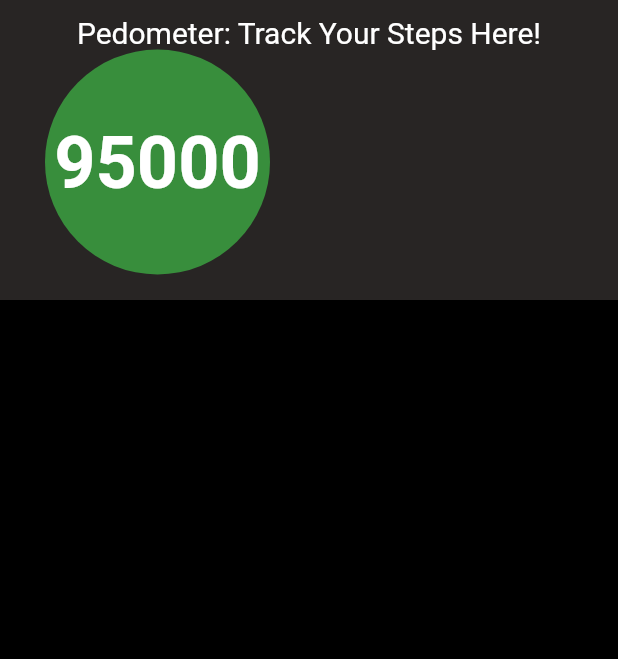
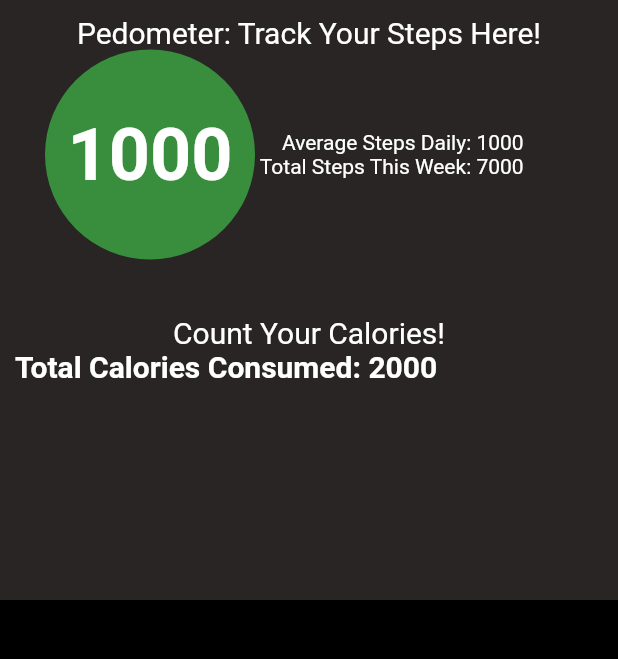
Before and after one commit to robharper00/SE300_DARM, a Flutter app: the screen it shows after launch, on a phone screen of 412 x 824 dp, the part 183-842 px from its top. Run offline on Flutter 3.47's test engine with Material 2 defaults, Android fonts, the phone set to English and light mode, and no system bars.

Commit message:
updating menu

```diff
--- a/lib/main.dart
+++ b/lib/main.dart
@@ -63,9 +63,9 @@ class _MyAppState extends State<MyApp> {
                           padding: EdgeInsets.all(10),
                         ),
                         CircleAvatar(
-                          radius: 75,
+                          radius: 70,
                           child: Text(
-                            '95000',
+                            '1000',
                             textAlign: TextAlign.center,
                             style: TextStyle(
                               fontSize: 48,
@@ -74,11 +74,60 @@ class _MyAppState extends State<MyApp> {
                             ),
                           ),
                         ),
+                        Column(
+                          children: <Widget>[
+                            Text(
+                              'Average Steps Daily: 1000\n Total Steps This Week: 7000',
+                              textAlign: TextAlign.end,
+                              style: TextStyle(
+                                color: Colors.white,
+                                fontSize: 14,
+                              ),
+                            ),
+                          ],
+                        )
                       ],
                     ),
                   ],
                 ),
               ),
+              Container(
+                padding: EdgeInsets.all(10),
+                height: 200,
+                width: double.infinity,
+                color: Color.fromARGB(255, 40, 37, 36),
+                child: Column(
+                  children: [
+                    Text(
+                      'Count Your Calories!',
+                      textAlign: TextAlign.center,
+                      style: TextStyle(
+                        fontSize: 20,
+                        color: Colors.white,
+                      ),
+                    ),
+                    Row(
+                      children: [
+                        Row(
+                          mainAxisAlignment: MainAxisAlignment.start,
+                          crossAxisAlignment: CrossAxisAlignment.center,
+                          children: [
+                            Text(
+                              'Total Calories Consumed: 2000',
+                              textAlign: TextAlign.center,
+                              style: TextStyle(
+                                fontSize: 20,
+                                color: Colors.white,
+                                fontWeight: FontWeight.bold,
+                              ),
+                            ),
+                          ],
+                        ),
+                      ],
+                    ),
+                  ],
+                ),
+              )
             ],
           ),
         ),
@@ -86,46 +135,3 @@ class _MyAppState extends State<MyApp> {
     );
   }
 }
-      // title: 'Healthy Habits',
-      // home: Scaffold(
-      //   appBar: AppBar(
-      //     backgroundColor: COLOR_MINT,
-      //     title: Text(
-      //       'Healthy Habits',
-      //       style: TextStyle(color: Colors.black, fontWeight: FontWeight.bold),
-      //     ),
-      //   ),
-      //   body: Column(
-      //     children: [
-      //       Text(
-      //         "Welcome! Please select an option from the menu!",
-      //         style: TextStyle(fontSize: 28),
-      //         textAlign: TextAlign.center,
-      //       ),
-      //       ElevatedButton(
-      //         onPressed: () => print("Survey Loading..."),
-      //         child: Text('Take Survey'),
-      //         style: ButtonStyle(
-      //           backgroundColor: MaterialStateProperty.all(COLOR_MINT),
-      //           foregroundColor: MaterialStateProperty.all(Colors.black),
-      //         ),
-      //       ),
-      //       ElevatedButton(
-      //         onPressed: () => print("Item 2 Loading..."),
-      //         child: Text('Item 2'),
-      //         style: ButtonStyle(
-      //           backgroundColor: MaterialStateProperty.all(COLOR_MINT),
-      //           foregroundColor: MaterialStateProperty.all(Colors.black),
-      //         ),
-      //       ),
-      //       ElevatedButton(
-      //         onPressed: () => print("Item 3 Loading..."),
-      //         child: Text('Item 3'),
-      //         style: ButtonStyle(
-      //           backgroundColor: MaterialStateProperty.all(COLOR_MINT),
-      //           foregroundColor: MaterialStateProperty.all(Colors.black),
-      //         ),
-      //       ),
-      //     ],
-      //   ),
-      // ),
```
